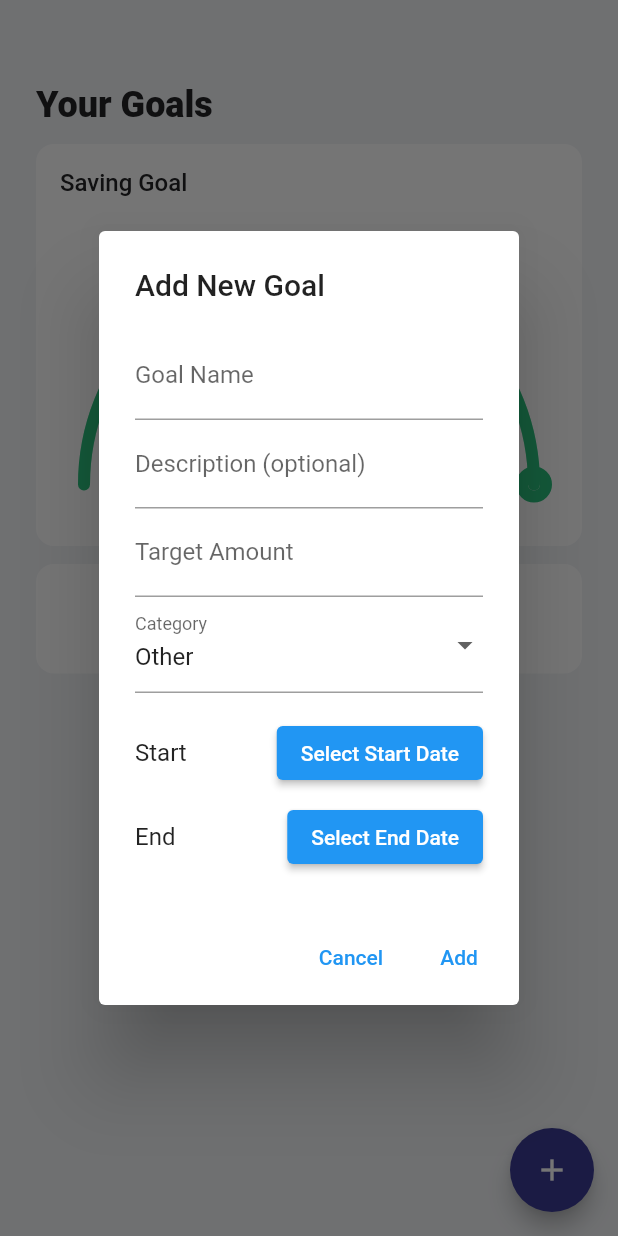
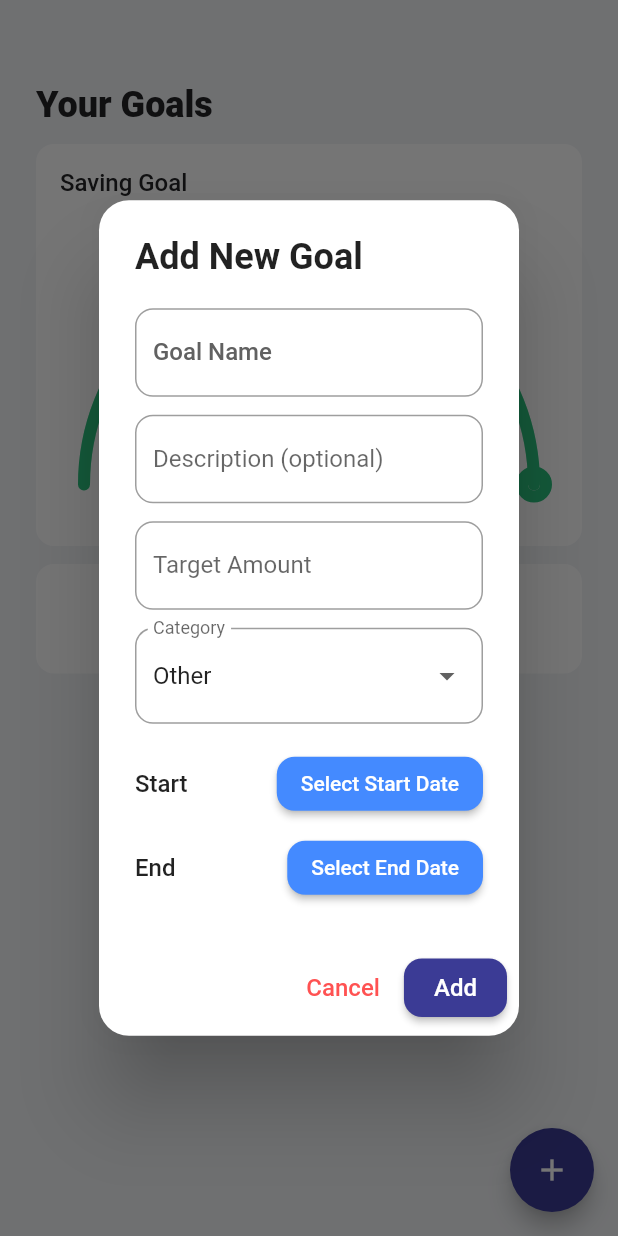
Before and after one commit to upretisaurav/expense_tracker, a Flutter app: the GoalsPage screen opened directly, after a tap on the "add" icon, on a phone screen of 412 x 824 dp. Run offline on Flutter 3.47's test engine with Material 3 defaults, Android fonts, the phone set to English and light mode, and no system bars; our stand-ins replace floor, flutter_feather_icons, flutter_svg, get_it, lottie, shared_preferences and 2 more; missing offline and left inert: carbon_icons; accounts and stored records are empty; generated files the repository leaves out were written again.

Commit message:
Updated the UI for the goals

```diff
--- a/lib/src/views/goals_page.dart
+++ b/lib/src/views/goals_page.dart
@@ -204,34 +204,69 @@ class GoalsPage extends StatelessWidget {
       context: context,
       builder: (BuildContext context) {
         return AlertDialog(
-          title: const Text('Add New Goal'),
+          shape: RoundedRectangleBorder(
+            borderRadius: BorderRadius.circular(20.0),
+          ),
+          title: const Text(
+            'Add New Goal',
+            style: TextStyle(
+              fontWeight: FontWeight.bold,
+              fontSize: 24.0,
+            ),
+          ),
           content: SingleChildScrollView(
             child: Form(
               key: formKey,
               child: Column(
                 mainAxisSize: MainAxisSize.min,
+                crossAxisAlignment: CrossAxisAlignment.start,
                 children: [
                   TextFormField(
-                    decoration: const InputDecoration(labelText: 'Goal Name'),
+                    decoration: InputDecoration(
+                      labelText: 'Goal Name',
+                      labelStyle: TextStyle(
+                        fontWeight: FontWeight.w500,
+                        color: Colors.grey[700],
+                      ),
+                      border: OutlineInputBorder(
+                        borderRadius: BorderRadius.circular(12.0),
+                      ),
+                    ),
                     validator: (value) =>
                         value!.isEmpty ? 'Please enter a name' : null,
                     onSaved: (value) => name = value!,
                   ),
+                  const SizedBox(height: 12.0),
                   TextFormField(
-                    decoration: const InputDecoration(
-                        labelText: 'Description (optional)'),
+                    decoration: InputDecoration(
+                      labelText: 'Description (optional)',
+                      border: OutlineInputBorder(
+                        borderRadius: BorderRadius.circular(12.0),
+                      ),
+                    ),
                     onSaved: (value) => description = value ?? '',
                   ),
+                  const SizedBox(height: 12.0),
                   TextFormField(
-                    decoration:
-                        const InputDecoration(labelText: 'Target Amount'),
+                    decoration: InputDecoration(
+                      labelText: 'Target Amount',
+                      border: OutlineInputBorder(
+                        borderRadius: BorderRadius.circular(12.0),
+                      ),
+                    ),
                     keyboardType: TextInputType.number,
                     validator: (value) =>
                         value!.isEmpty ? 'Please enter an amount' : null,
                     onSaved: (value) => targetAmount = double.parse(value!),
                   ),
+                  const SizedBox(height: 12.0),
                   DropdownButtonFormField<String>(
-                    decoration: const InputDecoration(labelText: 'Category'),
+                    decoration: InputDecoration(
+                      labelText: 'Category',
+                      border: OutlineInputBorder(
+                        borderRadius: BorderRadius.circular(12.0),
+                      ),
+                    ),
                     value: category,
                     items: [
                       'House',
@@ -254,7 +289,10 @@ class GoalsPage extends StatelessWidget {
                   Row(
                     mainAxisAlignment: MainAxisAlignment.spaceBetween,
                     children: [
-                      Text("Start Date: ${startDate.toLocal()}".split(' ')[0]),
+                      Text(
+                        "Start Date: ${startDate.toLocal()}".split(' ')[0],
+                        style: const TextStyle(fontWeight: FontWeight.w500),
+                      ),
                       ElevatedButton(
                         onPressed: () async {
                           final picked = await showDatePicker(
@@ -267,6 +305,12 @@ class GoalsPage extends StatelessWidget {
                             startDate = picked;
                           }
                         },
+                        style: ElevatedButton.styleFrom(
+                          shape: RoundedRectangleBorder(
+                            borderRadius: BorderRadius.circular(12),
+                          ),
+                          backgroundColor: Colors.blueAccent,
+                        ),
                         child: const Text("Select Start Date"),
                       ),
                     ],
@@ -275,7 +319,10 @@ class GoalsPage extends StatelessWidget {
                   Row(
                     mainAxisAlignment: MainAxisAlignment.spaceBetween,
                     children: [
-                      Text("End Date: ${endDate.toLocal()}".split(' ')[0]),
+                      Text(
+                        "End Date: ${endDate.toLocal()}".split(' ')[0],
+                        style: const TextStyle(fontWeight: FontWeight.w500),
+                      ),
                       ElevatedButton(
                         onPressed: () async {
                           final picked = await showDatePicker(
@@ -288,6 +335,12 @@ class GoalsPage extends StatelessWidget {
                             endDate = picked;
                           }
                         },
+                        style: ElevatedButton.styleFrom(
+                          shape: RoundedRectangleBorder(
+                            borderRadius: BorderRadius.circular(12),
+                          ),
+                          backgroundColor: Colors.blueAccent,
+                        ),
                         child: const Text("Select End Date"),
                       ),
                     ],
@@ -298,11 +351,22 @@ class GoalsPage extends StatelessWidget {
           ),
           actions: <Widget>[
             TextButton(
-              child: const Text('Cancel'),
+              child: const Text(
+                'Cancel',
+                style: TextStyle(color: Colors.redAccent, fontSize: 16),
+              ),
               onPressed: () => Navigator.of(context).pop(),
             ),
-            TextButton(
-              child: const Text('Add'),
+            ElevatedButton(
+              style: ElevatedButton.styleFrom(
+                backgroundColor: ColorStyles.primaryColor,
+                padding:
+                    const EdgeInsets.symmetric(horizontal: 20, vertical: 10),
+                shape: RoundedRectangleBorder(
+                  borderRadius: BorderRadius.circular(12),
+                ),
+              ),
+              child: const Text('Add', style: TextStyle(fontSize: 16)),
               onPressed: () {
                 if (formKey.currentState!.validate()) {
                   formKey.currentState!.save();
```
Also changed, not shown: lib/src/views/goal_details_screen.dart (+53 -9 lines).
